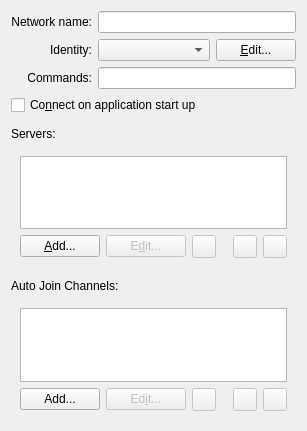
KDE/konversation, file src/irc/servergroupdialogui.ui: the form before one commit.
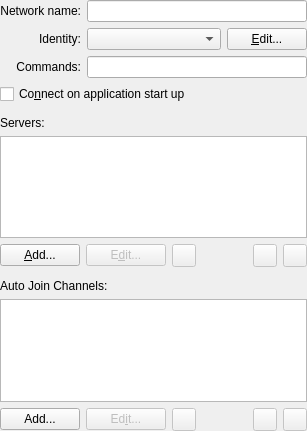
The form after the commit. Custom widgets are drawn as their Qt base class.

Commit message: Use consistently usual margins around dialogs

The edit to the form file:
```diff
--- a/src/irc/servergroupdialogui.ui
+++ b/src/irc/servergroupdialogui.ui
@@ -11,6 +11,9 @@
    </rect>
   </property>
   <layout class="QGridLayout" name="gridLayout_3">
+   <property name="margin">
+    <number>0</number>
+   </property>
    <item row="0" column="0">
     <widget class="QLabel" name="m_networkLabel">
      <property name="text">
@@ -132,6 +135,9 @@
    <item row="8" column="0" colspan="3">
     <widget class="QWidget" name="serverWidget" native="true">
      <layout class="QGridLayout" name="gridLayout">
+      <property name="margin">
+       <number>0</number>
+      </property>
       <item row="0" column="0" colspan="6">
        <widget class="QListWidget" name="m_serverLBox">
         <property name="whatsThis">
@@ -217,6 +223,9 @@
    <item row="11" column="0" colspan="3">
     <widget class="QWidget" name="channelWidget" native="true">
      <layout class="QGridLayout" name="gridLayout_2">
+      <property name="margin">
+       <number>0</number>
+      </property>
       <item row="0" column="0" colspan="6">
        <widget class="QListWidget" name="m_channelLBox">
         <property name="whatsThis">
```
The commit also changes 5 other files.
